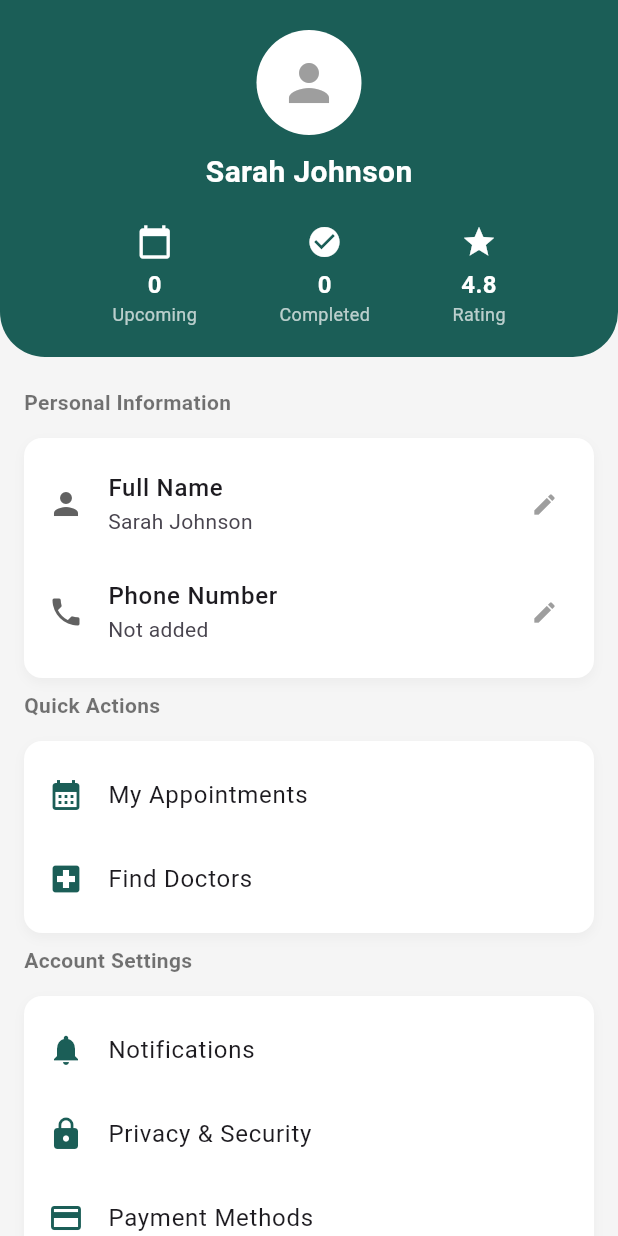
After one commit to laspraharshana/clinic-booking-frontend, a Flutter app: the PatientProfilePage screen opened directly, on a phone screen of 412 x 824 dp. The commit adds this screen. Run offline on Flutter 3.47's test engine with Material 3 defaults, Android fonts, the phone set to English and light mode, and no system bars; our stand-ins replace dio, firebase_auth, firebase_core, flutter_riverpod; accounts and stored records are empty.

Commit message:
Update changes

```diff
--- a/lib/view/Dashboard.dart
+++ b/lib/view/Dashboard.dart
@@ -1,5 +1,6 @@
 import 'package:flutter/material.dart';
 import 'doctor_list.dart';
+import 'patient_profile.dart';
 import 'visits_page.dart';
 
 // Dummy Placeholder Page
@@ -58,9 +59,7 @@ class _DashboardState extends State<Dashboard> {
       case 4:
         Navigator.push(
           context,
-          MaterialPageRoute(
-            builder: (context) => const PlaceholderPage(title: "Profile Page"),
-          ),
+          MaterialPageRoute(builder: (_) => const PatientProfilePage()),
         );
         break;
     }
--- /dev/null
+++ b/lib/view/patient_profile.dart
@@ -0,0 +1,185 @@
+import 'package:flutter/material.dart';
+
+class PatientProfilePage extends StatelessWidget {
+  const PatientProfilePage({super.key});
+
+  @override
+  Widget build(BuildContext context) {
+    return Scaffold(
+      backgroundColor: Colors.grey[100],
+      body: SingleChildScrollView(
+        child: Column(
+          children: [
+            // ===== Profile Header =====
+            Container(
+              padding: const EdgeInsets.all(20),
+              decoration: const BoxDecoration(
+                color: Color(0xFF1B5E57), // Green header color
+                borderRadius: BorderRadius.only(
+                  bottomLeft: Radius.circular(30),
+                  bottomRight: Radius.circular(30),
+                ),
+              ),
+              child: Column(
+                children: [
+                  const CircleAvatar(
+                    radius: 35,
+                    backgroundColor: Colors.white,
+                    child: Icon(Icons.person, size: 40, color: Colors.grey),
+                  ),
+                  const SizedBox(height: 10),
+                  const Text(
+                    "Sarah Johnson",
+                    style: TextStyle(
+                      color: Colors.white,
+                      fontWeight: FontWeight.bold,
+                      fontSize: 20,
+                    ),
+                  ),
+                  const SizedBox(height: 20),
+                  Row(
+                    mainAxisAlignment: MainAxisAlignment.spaceEvenly,
+                    children: [
+                      _buildHeaderStat("Upcoming", "0", Icons.calendar_today),
+                      _buildHeaderStat("Completed", "0", Icons.check_circle),
+                      _buildHeaderStat("Rating", "4.8", Icons.star),
+                    ],
+                  ),
+                ],
+              ),
+            ),
+
+            const SizedBox(height: 20),
+
+            // ===== Personal Information =====
+            _buildSectionTitle("Personal Information"),
+            _buildInfoCard([
+              _buildInfoRow(Icons.person, "Full Name", "Sarah Johnson"),
+              _buildInfoRow(Icons.phone, "Phone Number", ""),
+            ]),
+
+            // ===== Quick Actions =====
+            _buildSectionTitle("Quick Actions"),
+            _buildInfoCard([
+              _buildActionRow(Icons.calendar_month, "My Appointments"),
+              _buildActionRow(Icons.local_hospital, "Find Doctors"),
+            ]),
+
+            // ===== Account Settings =====
+            _buildSectionTitle("Account Settings"),
+            _buildInfoCard([
+              _buildActionRow(Icons.notifications, "Notifications"),
+              _buildActionRow(Icons.lock, "Privacy & Security"),
+              _buildActionRow(Icons.credit_card, "Payment Methods"),
+              _buildActionRow(Icons.settings, "App Settings"),
+            ]),
+
+            // ===== Support & Help =====
+            _buildSectionTitle("Support & Help"),
+            _buildInfoCard([
+              _buildActionRow(Icons.help_outline, "Help & FAQ"),
+              _buildActionRow(Icons.support_agent, "Contact Support"),
+            ]),
+
+            const SizedBox(height: 15),
+
+            // ===== Sign Out =====
+            Padding(
+              padding: const EdgeInsets.symmetric(horizontal: 16.0),
+              child: ElevatedButton.icon(
+                onPressed: () {},
+                icon: const Icon(Icons.logout),
+                label: const Text("Sign Out"),
+                style: ElevatedButton.styleFrom(
+                  backgroundColor: Colors.red[50],
+                  foregroundColor: Colors.red,
+                  minimumSize: const Size(double.infinity, 50),
+                  shape: RoundedRectangleBorder(
+                    borderRadius: BorderRadius.circular(12),
+                  ),
+                ),
+              ),
+            ),
+
+            const SizedBox(height: 30),
+          ],
+        ),
+      ),
+    );
+  }
+
+  // ===== Helper Widgets =====
+
+  static Widget _buildHeaderStat(String label, String value, IconData icon) {
+    return Column(
+      children: [
+        Icon(icon, color: Colors.white),
+        const SizedBox(height: 5),
+        Text(
+          value,
+          style: const TextStyle(
+            color: Colors.white,
+            fontWeight: FontWeight.bold,
+            fontSize: 16,
+          ),
+        ),
+        Text(
+          label,
+          style: const TextStyle(color: Colors.white70, fontSize: 12),
+        ),
+      ],
+    );
+  }
+
+  static Widget _buildSectionTitle(String title) {
+    return Padding(
+      padding: const EdgeInsets.only(left: 16.0, bottom: 6),
+      child: Align(
+        alignment: Alignment.centerLeft,
+        child: Text(
+          title,
+          style: const TextStyle(
+            fontWeight: FontWeight.bold,
+            color: Colors.black54,
+          ),
+        ),
+      ),
+    );
+  }
+
+  static Widget _buildInfoCard(List<Widget> children) {
+    return Container(
+      margin: const EdgeInsets.symmetric(horizontal: 16, vertical: 8),
+      padding: const EdgeInsets.symmetric(vertical: 8),
+      decoration: BoxDecoration(
+        color: Colors.white,
+        borderRadius: BorderRadius.circular(12),
+        boxShadow: [
+          BoxShadow(
+            color: Colors.grey.withOpacity(0.1),
+            blurRadius: 6,
+            offset: const Offset(0, 3),
+          ),
+        ],
+      ),
+      child: Column(children: children),
+    );
+  }
+
+  static Widget _buildInfoRow(IconData icon, String label, String value) {
+    return ListTile(
+      leading: Icon(icon, color: Colors.grey[700]),
+      title: Text(label, style: const TextStyle(fontWeight: FontWeight.w500)),
+      subtitle: Text(value.isEmpty ? 'Not added' : value),
+      trailing: const Icon(Icons.edit, size: 18, color: Colors.grey),
+    );
+  }
+
+  static Widget _buildActionRow(IconData icon, String label) {
+    return ListTile(
+      leading: Icon(icon, color: const Color(0xFF1B5E57)),
+      title: Text(label),
+      onTap: () {},
+    );
+  }
+}
```
Also changed, not shown: lib/patient_profile.dart (deleted, +0 -177 lines), pubspec.lock.
